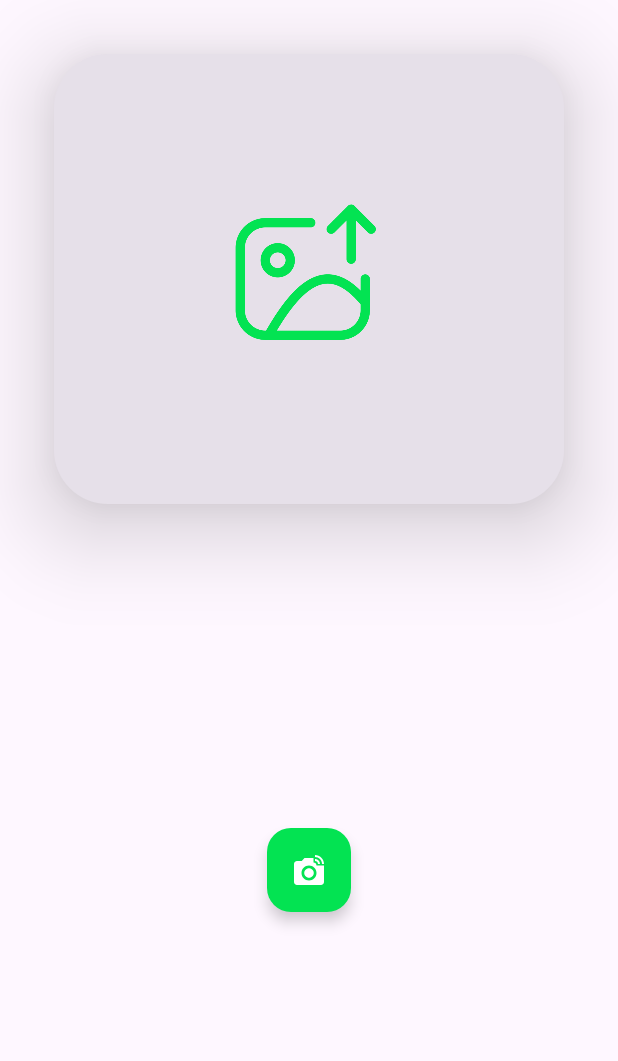
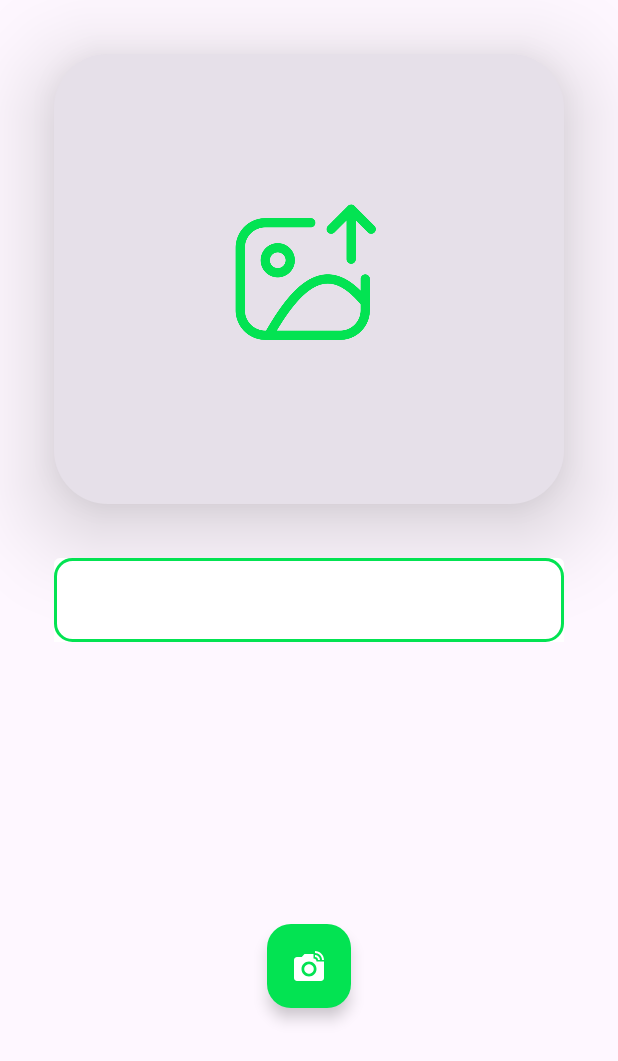
Before and after one commit to kratos1700/FireStorage, an Android app built with Jetpack Compose: the UploadComposeActivity screen opened directly, with no data from a screen before it, on a phone screen of 412 x 824 dp. Shown: the top 1061 px of the screen. Run offline under Robolectric (Android 15) with nearby library versions, the phone set to English and light mode, and no system bars; our stand-ins replace Dagger/Hilt's generated code, Firebase (no records; nobody signed in at launch, a user with empty details on screens opened directly).

Commit message:
build(App):
Implementación añadir titulo en la foto tomada en camara en Compose

```diff
--- a/app/src/main/java/com/example/firestorage/ui/compose/upload/UploadComposeActivity.kt
+++ b/app/src/main/java/com/example/firestorage/ui/compose/upload/UploadComposeActivity.kt
@@ -10,6 +10,7 @@ import androidx.activity.result.contract.ActivityResultContracts
 import androidx.activity.viewModels
 import androidx.appcompat.app.AppCompatActivity
 import androidx.compose.foundation.BorderStroke
+import androidx.compose.foundation.border
 
 import androidx.compose.foundation.layout.Box
 import androidx.compose.foundation.layout.Column
@@ -20,14 +21,17 @@ import androidx.compose.foundation.layout.height
 import androidx.compose.foundation.layout.padding
 import androidx.compose.foundation.layout.size
 import androidx.compose.foundation.shape.RoundedCornerShape
+import androidx.compose.foundation.text.KeyboardOptions
 import androidx.compose.material3.Card
 import androidx.compose.material3.CardDefaults
-import androidx.compose.material3.CardElevation
 import androidx.compose.material3.CircularProgressIndicator
+import androidx.compose.material3.ExperimentalMaterial3Api
 import androidx.compose.material3.FloatingActionButton
 import androidx.compose.material3.Icon
 import androidx.compose.material3.OutlinedButton
 import androidx.compose.material3.Text
+import androidx.compose.material3.TextField
+import androidx.compose.material3.TextFieldDefaults
 
 import androidx.compose.runtime.Composable
 import androidx.compose.runtime.collectAsState
@@ -37,10 +41,15 @@ import androidx.compose.runtime.remember
 import androidx.compose.runtime.setValue
 import androidx.compose.ui.Alignment
 import androidx.compose.ui.Modifier
+import androidx.compose.ui.focus.FocusRequester
+import androidx.compose.ui.focus.focusRequester
 import androidx.compose.ui.graphics.Color
 import androidx.compose.ui.layout.ContentScale
+import androidx.compose.ui.platform.LocalFocusManager
 import androidx.compose.ui.res.colorResource
 import androidx.compose.ui.res.painterResource
+import androidx.compose.ui.text.input.ImeAction
+import androidx.compose.ui.text.input.KeyboardType
 import androidx.compose.ui.unit.dp
 import androidx.compose.ui.window.Dialog
 import androidx.core.content.FileProvider
@@ -88,6 +97,7 @@ class UploadComposeActivity : AppCompatActivity() {
     }
 
 
+    @OptIn(ExperimentalMaterial3Api::class)
     @Composable
     fun UploadScreen() {
 
@@ -100,6 +110,10 @@ class UploadComposeActivity : AppCompatActivity() {
         var resultUri: Uri? by remember { mutableStateOf(null) } // uri de la imagen subida a Firebase Storage  y descargada de nuevo para mostrarla en la vista de composición
 
         val loading: Boolean by uploadViewModel.isLoading.collectAsState() // variable para mostrar un indicador de carga en la vista de composición
+        var userTitle: String by remember { mutableStateOf("") } // variable para el título de la imagen subida
+
+        val focusRequester = remember { FocusRequester() }
+        val focusManager = LocalFocusManager.current
 
         // este es el lanzador de la cámara que se encarga de abrir la cámara y tomar la foto y recibir el resultado de la foto tomada
         val intentCameraLauncher =
@@ -107,6 +121,8 @@ class UploadComposeActivity : AppCompatActivity() {
                 // aquí se recibe el resultado de la cámara
                 if (it && uri?.path?.isNotEmpty() == true) {
                     uploadViewModel.uploadAndGetImage(uri!!) { newUri ->
+                        userTitle = ""
+                        focusManager.clearFocus()
                         resultUri = newUri
                     } // aquí se sube la imagen a Firebase Storage y se obtiene la url de descarga de la imagen subida
                 }
@@ -132,7 +148,7 @@ class UploadComposeActivity : AppCompatActivity() {
                         // Botón para seleccionar una imagen de la camara
                         OutlinedButton(
                             onClick = {
-                                uri = generateUri() // se genera la uri para la foto
+                                uri = generateUri(userTitle) // se genera la uri para la foto
                                 intentCameraLauncher.launch(uri!!) // se lanza la cámara
                                 showImageDialog = false
                             },
@@ -185,7 +201,11 @@ class UploadComposeActivity : AppCompatActivity() {
 
                 if (resultUri != null) {
 
-                    AsyncImage(model = resultUri, contentDescription = "imagen de subida del user", contentScale = ContentScale.Crop)
+                    AsyncImage(
+                        model = resultUri,
+                        contentDescription = "imagen de subida del user",
+                        contentScale = ContentScale.Crop
+                    )
                 }
 
                 if (loading) { // si hay una carga en progreso se muestra un indicador de carga en la vista de composición
@@ -211,6 +231,34 @@ class UploadComposeActivity : AppCompatActivity() {
 
 
             }
+            Spacer(modifier = Modifier.weight(1f))
+
+            TextField(
+                value = userTitle,
+                onValueChange = { userTitle = it },
+                modifier = Modifier
+                    .fillMaxWidth()
+                    .padding(36.dp)
+                    .border(2.dp, color = colorResource(id = R.color.green), RoundedCornerShape(22))
+                    .focusRequester(focusRequester),
+
+                colors = TextFieldDefaults.textFieldColors(
+                    containerColor = Color.White,
+                    focusedIndicatorColor = Color.Transparent,
+                    unfocusedIndicatorColor = Color.Transparent,
+
+                    ),
+                maxLines = 1,
+                singleLine = true,
+                keyboardOptions = KeyboardOptions(
+                    keyboardType = KeyboardType.Text,
+                    imeAction = ImeAction.Done
+                )
+
+            )
+
+            Spacer(modifier = Modifier.weight(1f))
+
             Box(modifier = Modifier.fillMaxSize(), contentAlignment = Alignment.Center) {
                 FloatingActionButton(onClick = {
                     showImageDialog = true  // se muestra el dialogo de selección de imagen
@@ -228,25 +276,28 @@ class UploadComposeActivity : AppCompatActivity() {
         }
 
 
-
-
     }
 
 
 // Esta funcion es diferenta a la de XML, ya que en compose no se puede usar el metodo createFile() directamente, por lo que se debe de hacer de otra manera
     // en este caso se crea un archivo temporal y se obtiene su URI para poder usarlo en la cámara y subirlo a Firebase Storage después de tomar la foto
 
-    private fun generateUri(): Uri {
+    private fun generateUri(userTitle: String): Uri {
         return FileProvider.getUriForFile(
             Objects.requireNonNull(this),
             "com.example.firestorage.provider",
-            createFile()
+            createFile(userTitle)
         )
     }
 
-    private fun createFile(): File {
+    private fun createFile(userTitle: String): File {
 
-        val name: String = SimpleDateFormat("yyyyMMdd_HHmmss").format(Date()) + "image"
+        val name: String = userTitle.ifEmpty {
+
+            SimpleDateFormat("yyyyMMdd_HHmmss").format(Date()) + "image"
+        }
+
+
 
         return File.createTempFile(name, ".jpg", externalCacheDir)
     }
```
